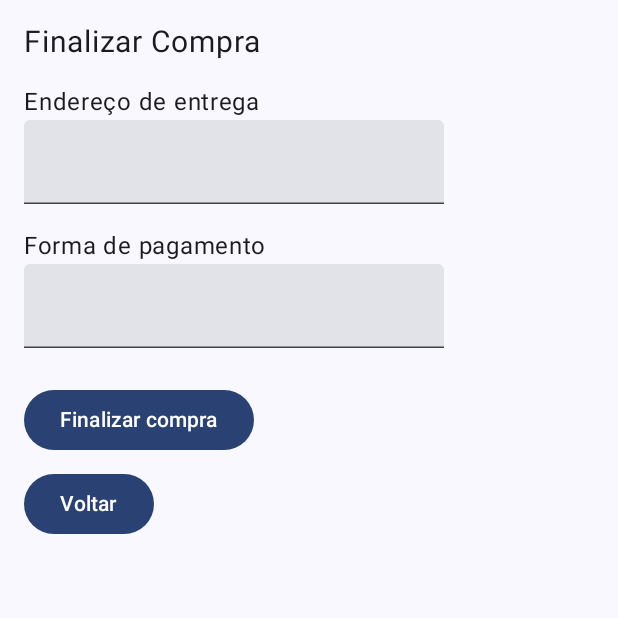
After one commit to AdrielZe/tagging-store, an Android app built with Jetpack Compose: the composable CheckoutScreen called with empty values, on a phone screen of 412 x 824 dp, the top half of it. The commit adds this screen. Run offline under Robolectric (Android 15) with nearby library versions, the phone set to English and light mode, and no system bars.

Commit message:
added wishlist, checkout and payment events

```diff
--- /dev/null
+++ b/app/src/main/java/com/example/taggingeventsapp/CheckoutScreen.kt
@@ -0,0 +1,48 @@
+package com.example.taggingeventsapp
+
+import androidx.compose.foundation.layout.*
+import androidx.compose.material3.*
+import androidx.compose.runtime.*
+import androidx.compose.ui.Modifier
+import androidx.compose.ui.unit.dp
+import androidx.compose.ui.unit.sp
+import androidx.lifecycle.viewmodel.compose.viewModel
+import com.example.taggingeventsapp.Product
+
+@Composable
+fun CheckoutScreen(
+    cart: List<Product>,
+    onConfirm: (address: String, payment: String) -> Unit,
+    onBack: () -> Unit,
+    viewModel: MainViewModel
+) {
+    var address by remember { mutableStateOf("") }
+    var payment by remember { mutableStateOf("") }
+
+    Column(modifier = Modifier.padding(16.dp)) {
+        Text("Finalizar Compra", fontSize = 20.sp)
+
+        Spacer(modifier = Modifier.height(16.dp))
+        Text("Endereço de entrega")
+        TextField(value = address, onValueChange = { address = it })
+
+        Spacer(modifier = Modifier.height(16.dp))
+        Text("Forma de pagamento")
+        TextField(value = payment, onValueChange = {
+            payment = it ;
+            viewModel.logAddPaymentInfo(cart)
+        })
+
+        Spacer(modifier = Modifier.height(24.dp))
+
+        Button(onClick = { onConfirm(address, payment) }) {
+            Text("Finalizar compra")
+        }
+
+        Spacer(modifier = Modifier.height(8.dp))
+
+        Button(onClick = onBack) {
+            Text("Voltar")
+        }
+    }
+}
--- a/app/src/main/java/com/example/taggingeventsapp/Product.kt
+++ b/app/src/main/java/com/example/taggingeventsapp/Product.kt
@@ -6,4 +6,5 @@ data class Product(
     val price: Double,
     val imageUrl: String,
     val type: String,
+    var isOnWishList: Boolean
 )
--- a/app/src/main/java/com/example/taggingeventsapp/ProductItem.kt
+++ b/app/src/main/java/com/example/taggingeventsapp/ProductItem.kt
@@ -19,6 +19,7 @@ import coil.compose.AsyncImage
 fun ProductItem(
     product: Product,
     onAddToCart: (Product) -> Unit,
+    onAddToWishlist: (Product) -> Unit,
     onClick: (Product) -> Unit,
 ) {
     Column(
@@ -40,5 +41,8 @@ fun ProductItem(
         Button(onClick = { onAddToCart(product) }, modifier = Modifier.padding(top = 4.dp)) {
             Text("Adicionar")
         }
+        Button(onClick = { onAddToWishlist(product) }, modifier = Modifier.padding(top = 4.dp)) {
+            Text("❤\uFE0F")
+        }
     }
 }
--- a/app/src/main/java/com/example/taggingeventsapp/ProductList.kt
+++ b/app/src/main/java/com/example/taggingeventsapp/ProductList.kt
@@ -11,6 +11,7 @@ import androidx.compose.ui.unit.dp
 fun ProductList(
     products: List<Product>,
     onAddToCart: (Product) -> Unit,
+    onAddToWishlist: (Product) -> Unit,
     onProductClick: (Product) -> Unit,
 ) {
     LazyRow(modifier = Modifier.padding(16.dp)) {
@@ -19,6 +20,7 @@ fun ProductList(
                 product = product,
                 onAddToCart = onAddToCart,
                 onClick = onProductClick,
+                onAddToWishlist = onAddToWishlist,
             )
         }
     }
--- a/app/src/main/java/com/example/taggingeventsapp/analytics/CurrencyAnalyticsHandler.kt
+++ b/app/src/main/java/com/example/taggingeventsapp/analytics/CurrencyAnalyticsHandler.kt
@@ -1,5 +1,7 @@
 package com.example.taggingeventsapp.analytics;
 
+import androidx.lifecycle.viewmodel.compose.viewModel
+import com.example.taggingeventsapp.MainViewModel
 import com.google.firebase.analytics.FirebaseAnalytics
 
 class CurrencyAnalyticsHandler (private val firebaseAnalytics: FirebaseAnalytics) {
```
Also changed, not shown: app/src/main/java/com/example/taggingeventsapp/MainActivity.kt (+57 -3 lines), app/src/main/java/com/example/taggingeventsapp/MainViewModel.kt (+95 -10 lines).
